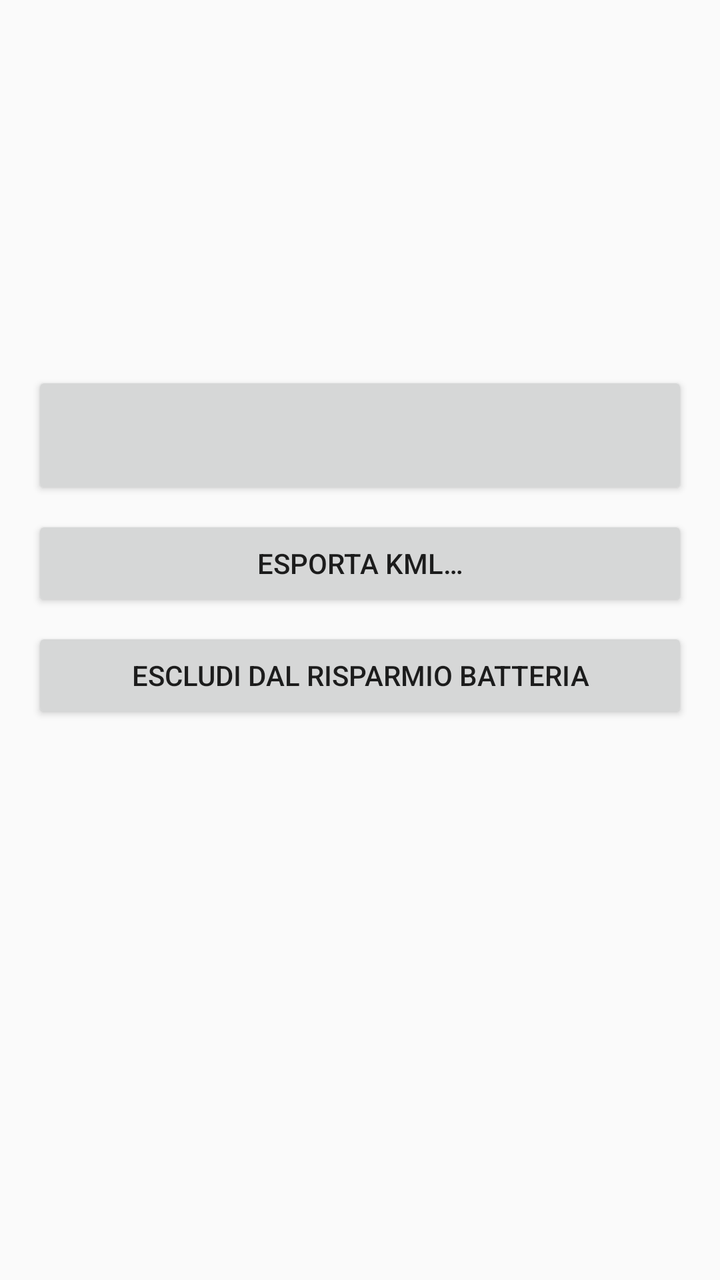
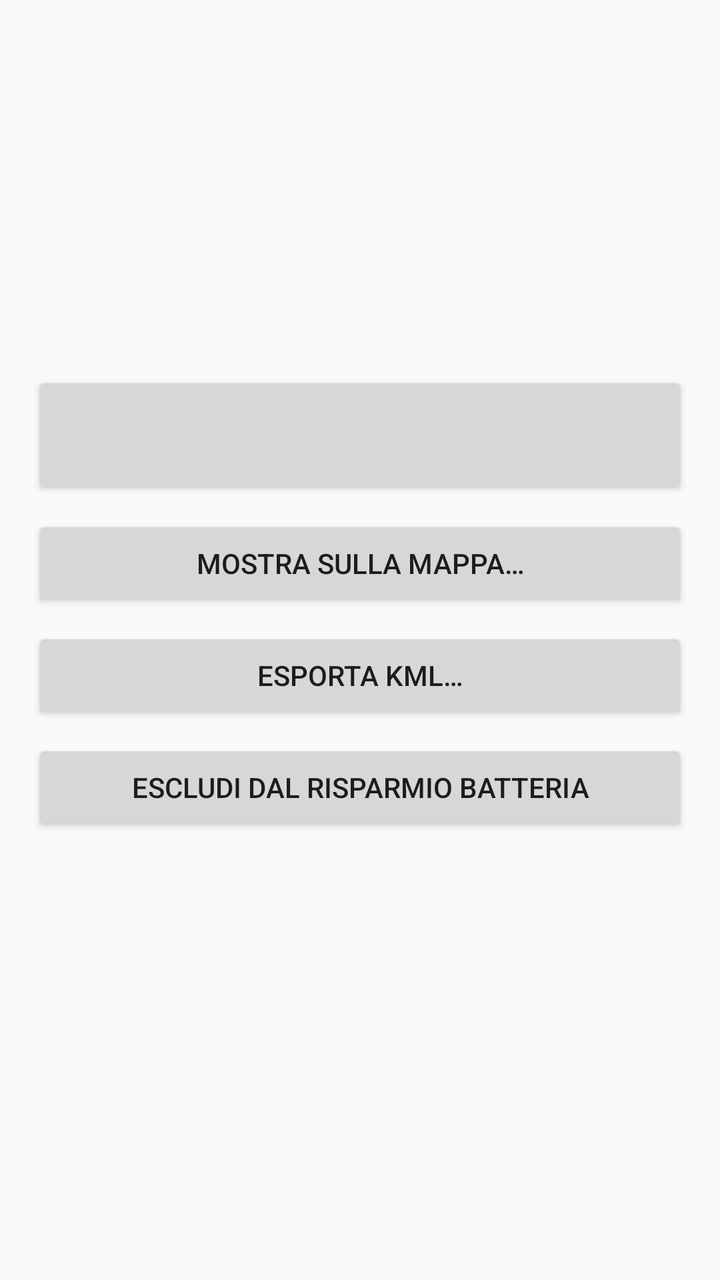

Compare the two renders of this Android layout. The source of the first and the diff that turns it into the second are given below.
<!-- AndroidManifest.xml: application theme android:Theme.Material.Light.DarkActionBar -->
<!-- res/layout/activity_main.xml -->
<?xml version="1.0" encoding="utf-8"?>
<ScrollView xmlns:android="http://schemas.android.com/apk/res/android"
    android:layout_width="match_parent"
    android:layout_height="match_parent">

    <LinearLayout
        android:layout_width="match_parent"
        android:layout_height="wrap_content"
        android:orientation="vertical"
        android:padding="16dp">

        <TextView
            android:id="@+id/stato"
            android:layout_width="match_parent"
            android:layout_height="wrap_content"
            android:gravity="center"
            android:minHeight="120dp"
            android:padding="20dp"
            android:textColor="#FFFFFF"
            android:textSize="26sp"
            android:textStyle="bold" />

        <TextView
            android:id="@+id/info"
            android:layout_width="match_parent"
            android:layout_height="wrap_content"
            android:layout_marginTop="12dp"
            android:lineSpacingExtra="4dp"
            android:textSize="16sp" />

        <Button
            android:id="@+id/btnAvvia"
            android:layout_width="match_parent"
            android:layout_height="wrap_content"
            android:layout_marginTop="16dp"
            android:minHeight="64dp"
            android:textSize="18sp" />

        <Button
            android:id="@+id/btnEsporta"
            android:layout_width="match_parent"
            android:layout_height="wrap_content"
            android:layout_marginTop="8dp"
            android:text="Esporta KML…" />

        <Button
            android:id="@+id/btnBatteria"
            android:layout_width="match_parent"
            android:layout_height="wrap_content"
            android:layout_marginTop="8dp"
            android:text="Escludi dal risparmio batteria" />

        <TextView
            android:id="@+id/legenda"
            android:layout_width="match_parent"
            android:layout_height="wrap_content"
            android:layout_marginTop="16dp"
            android:textSize="14sp" />
    </LinearLayout>
</ScrollView>
<!-- resources referenced by this layout -->
<resources>

</resources>

<!-- the commit's change to res/layout/activity_main.xml (unified diff, before → after) -->
@@ -37,6 +37,13 @@
             android:textSize="18sp" />
 
         <Button
+            android:id="@+id/btnMappa"
+            android:layout_width="match_parent"
+            android:layout_height="wrap_content"
+            android:layout_marginTop="8dp"
+            android:text="Mostra sulla mappa…" />
+
+        <Button
             android:id="@+id/btnEsporta"
             android:layout_width="match_parent"
             android:layout_height="wrap_content"
